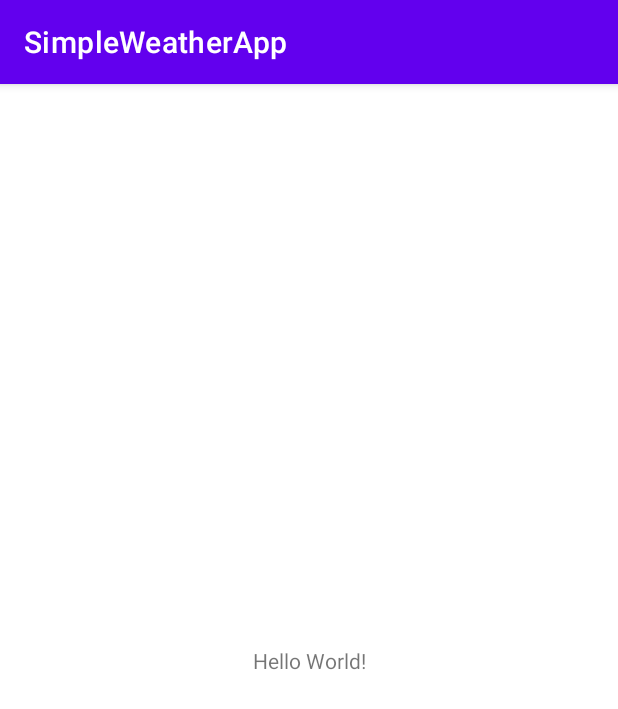
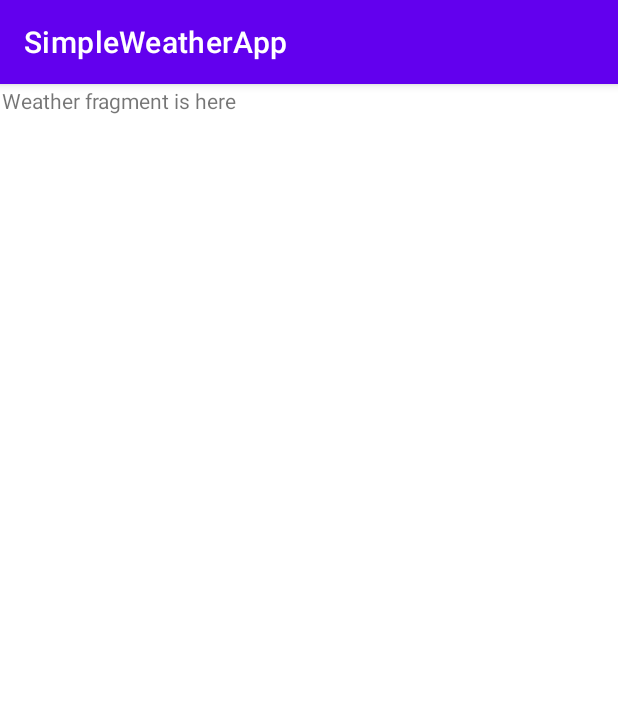
Before and after one commit to BeyondDesolation/SimpleWeatherApp, an Android app: the screen it shows after launch (MainActivity), on a phone screen of 412 x 824 dp. Shown: the top 709 px of the screen. Run offline under Robolectric (Android 15) with nearby library versions, the phone set to English and light mode, and no system bars.

Commit message:
Добавил компонент навигации

```diff
--- a/app/build.gradle
+++ b/app/build.gradle
@@ -38,6 +38,14 @@ dependencies {
     implementation 'androidx.appcompat:appcompat:1.5.1'
     implementation 'com.google.android.material:material:1.7.0'
     implementation 'androidx.constraintlayout:constraintlayout:2.1.4'
+    implementation 'androidx.legacy:legacy-support-v4:1.0.0'
+
+    implementation 'androidx.lifecycle:lifecycle-livedata-ktx:2.5.1'
+    implementation 'androidx.lifecycle:lifecycle-viewmodel-ktx:2.5.1'
+
+    implementation 'androidx.navigation:navigation-fragment-ktx:2.5.3'
+    implementation 'androidx.navigation:navigation-ui-ktx:2.5.3'
+
     testImplementation 'junit:junit:4.13.2'
     androidTestImplementation 'androidx.test.ext:junit:1.1.3'
     androidTestImplementation 'androidx.test.espresso:espresso-core:3.4.0'
--- /dev/null
+++ b/app/src/main/java/com/bd/simpleweatherapp/presentation/weatherdisplay/WeatherDisplayFragment.kt
@@ -0,0 +1,22 @@
+package com.bd.simpleweatherapp.presentation.weatherdisplay
+
+import androidx.lifecycle.ViewModelProvider
+import android.os.Bundle
+import androidx.fragment.app.Fragment
+import android.view.LayoutInflater
+import android.view.View
+import android.view.ViewGroup
+import com.bd.simpleweatherapp.R
+
+class WeatherDisplayFragment : Fragment() {
+
+    private lateinit var viewModel: WeatherDisplayViewModel
+
+    override fun onCreateView(
+        inflater: LayoutInflater, container: ViewGroup?,
+        savedInstanceState: Bundle?
+    ): View? {
+        viewModel = ViewModelProvider(this)[WeatherDisplayViewModel::class.java]
+        return inflater.inflate(R.layout.fragment_weather_display, container, false)
+    }
+}
--- /dev/null
+++ b/app/src/main/java/com/bd/simpleweatherapp/presentation/weatherdisplay/WeatherDisplayViewModel.kt
@@ -0,0 +1,7 @@
+package com.bd.simpleweatherapp.presentation.weatherdisplay
+
+import androidx.lifecycle.ViewModel
+
+class WeatherDisplayViewModel : ViewModel() {
+
+}
--- a/app/src/main/res/layout/activity_main.xml
+++ b/app/src/main/res/layout/activity_main.xml
@@ -6,13 +6,20 @@
     android:layout_height="match_parent"
     tools:context=".MainActivity">
 
-    <TextView
-        android:layout_width="wrap_content"
-        android:layout_height="wrap_content"
-        android:text="Hello World!"
+
+    <androidx.fragment.app.FragmentContainerView
+        android:id="@+id/fragmentContainerView"
+        android:name="androidx.navigation.fragment.NavHostFragment"
+        android:layout_width="match_parent"
+        android:layout_height="match_parent"
+        android:layout_marginStart="1dp"
+        android:layout_marginTop="1dp"
+        android:layout_marginEnd="1dp"
+        android:layout_marginBottom="1dp"
+        app:defaultNavHost="true"
         app:layout_constraintBottom_toBottomOf="parent"
         app:layout_constraintEnd_toEndOf="parent"
         app:layout_constraintStart_toStartOf="parent"
-        app:layout_constraintTop_toTopOf="parent" />
-
+        app:layout_constraintTop_toTopOf="parent"
+        app:navGraph="@navigation/nav" />
 </androidx.constraintlayout.widget.ConstraintLayout>
--- /dev/null
+++ b/app/src/main/res/layout/fragment_weather_display.xml
@@ -0,0 +1,13 @@
+<?xml version="1.0" encoding="utf-8"?>
+<FrameLayout xmlns:android="http://schemas.android.com/apk/res/android"
+    xmlns:tools="http://schemas.android.com/tools"
+    android:layout_width="match_parent"
+    android:layout_height="match_parent"
+    tools:context=".presentation.weatherdisplay.WeatherDisplayFragment">
+
+    <TextView
+        android:layout_width="match_parent"
+        android:layout_height="match_parent"
+        android:text="Weather fragment is here" />
+
+</FrameLayout>
--- /dev/null
+++ b/app/src/main/res/navigation/nav.xml
@@ -0,0 +1,13 @@
+<?xml version="1.0" encoding="utf-8"?>
+<navigation xmlns:android="http://schemas.android.com/apk/res/android"
+    xmlns:app="http://schemas.android.com/apk/res-auto"
+    xmlns:tools="http://schemas.android.com/tools"
+    android:id="@+id/nav"
+    app:startDestination="@id/weatherDisplayFragment">
+
+    <fragment
+        android:id="@+id/weatherDisplayFragment"
+        android:name="com.bd.simpleweatherapp.presentation.weatherdisplay.WeatherDisplayFragment"
+        android:label="fragment_weather_display"
+        tools:layout="@layout/fragment_weather_display" />
+</navigation>
```
